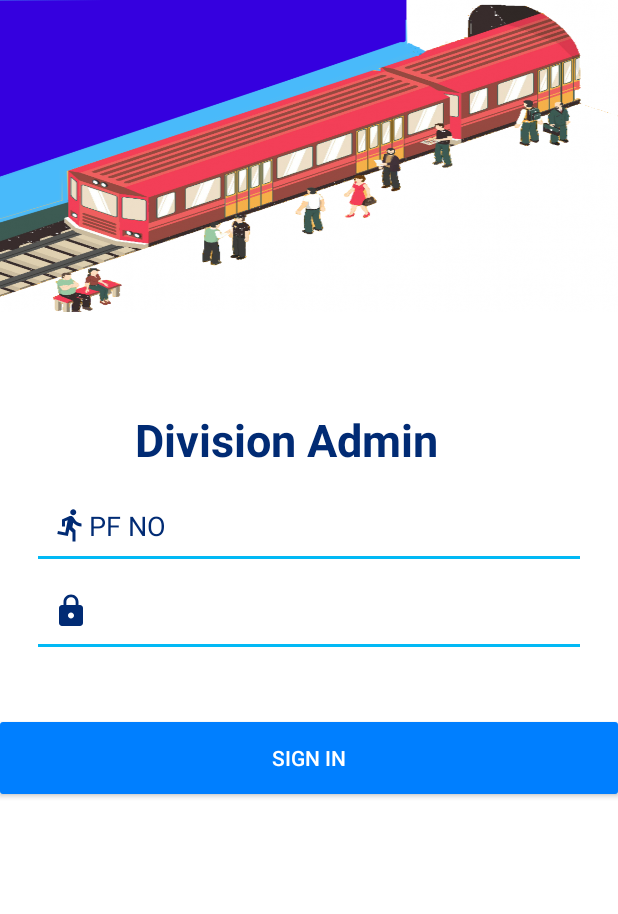
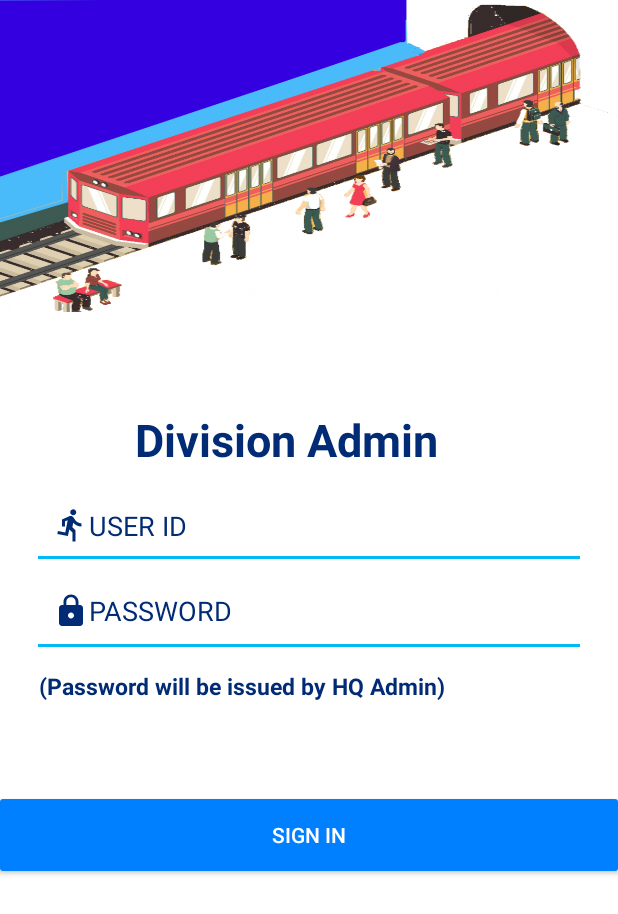
Before and after one commit to Agsteam/TrainCensus, an Android app: the screen it shows after launch (Login), after a tap on "DIV ADMIN", on a phone screen of 412 x 824 dp. Shown: the top 914 px of the screen. Run offline under Robolectric (Android 15) with nearby library versions, the phone set to English and light mode, and no system bars; our stand-ins replace Firebase (no records; nobody signed in at launch, a user with empty details on screens opened directly); Roboto replaces fonts that are not available here.

```diff
--- a/app/src/main/java/com/example/traincensus/Login.java
+++ b/app/src/main/java/com/example/traincensus/Login.java
@@ -33,7 +33,7 @@ public class Login extends AppCompatActivity
 {
     ProgressBar lprogress;
     EditText pf1, dob1;
-    TextView hdloginlable;
+    TextView hdloginlable,ins;
     Button singin1;
     String loginpf,loginpass,a,name="",actype,divname;
     FirebaseFirestore database1=FirebaseFirestore.getInstance();
@@ -44,6 +44,7 @@ public class Login extends AppCompatActivity
         setContentView(R.layout.activity_login);
         lprogress=(ProgressBar)findViewById(R.id.progressBar3);
         hdloginlable = (TextView) findViewById(R.id.textView5);
+        ins=(TextView)findViewById(R.id.textView6);
         hdloginlable.setText(getIntent().getStringExtra("lable"));
         pf1=(EditText)findViewById(R.id.pfno);
         dob1=(EditText)findViewById(R.id.dob);
@@ -52,10 +53,17 @@ public class Login extends AppCompatActivity
         if (hdloginlable.getText().toString().equals("Division Admin"))
         {
             a = "Div";
+            pf1.setHint("USER ID");
+            dob1.setHint("PASSWORD");
+            ins.setVisibility(View.VISIBLE);
+            ins.setText("(Password will be issued by HQ Admin)");
+
         }
         else if (hdloginlable.getText().toString().equals("Census Officer"))
         {
             a = "field";
+            pf1.setHint("USER ID IS YOUR PF NUMBER");
+            dob1.setHint("PASSWORD IS YOUR MOBILE NUMBER");
         }
         singin1.setOnClickListener(new View.OnClickListener()
         {
--- a/app/src/main/res/layout/activity_fumessage.xml
+++ b/app/src/main/res/layout/activity_fumessage.xml
@@ -40,7 +40,7 @@
             <TextView
                 android:layout_width="350dp"
                 android:layout_height="wrap_content"
-                android:text="Census Officer"
+                android:text="Field Officer"
                 android:textAlignment="center"
                 android:textColor="#fff"
                 android:textSize="22sp"
@@ -276,7 +276,7 @@
                         android:layout_width="match_parent"
                         android:layout_height="wrap_content"
                         android:layout_marginLeft="40dp"
-                        android:text="Shift In"
+                        android:text="Shift Start"
                         android:textColor="#27116f"
                         android:textSize="18dp"
                         android:textStyle="bold" />
@@ -314,7 +314,7 @@
                         android:layout_width="match_parent"
                         android:layout_height="wrap_content"
                         android:layout_marginLeft="40dp"
-                        android:text="Shift Out"
+                        android:text="Shift End"
                         android:textColor="#27116f"
                         android:textSize="18dp"
                         android:textStyle="bold" />
--- a/app/src/main/res/layout/activity_login.xml
+++ b/app/src/main/res/layout/activity_login.xml
@@ -75,11 +75,22 @@
             android:layout_marginRight="25sp"
             android:background="@drawable/buttondesign"
             android:drawableStart="@drawable/lock"
-
             android:inputType="textPassword"
             android:padding="10dp"
             android:textColor="#012B74"
             android:textColorHint="#012B74" />
+
+            <TextView
+                android:id="@+id/textView6"
+                android:layout_width="wrap_content"
+                android:layout_height="50dp"
+                android:layout_marginLeft="25dp"
+                android:layout_marginTop="1dp"
+                android:gravity="center"
+                android:textColor="#012b74"
+                android:textSize="15sp"
+                android:textStyle="bold"
+                android:visibility="invisible" />
 
 
         </android.support.design.widget.TextInputLayout>
```
Also changed, not shown: app/src/main/java/com/example/traincensus/Fucounting.java (+4 -4 lines), app/src/main/res/layout/activity_fucounting.xml (+4 -4 lines).
